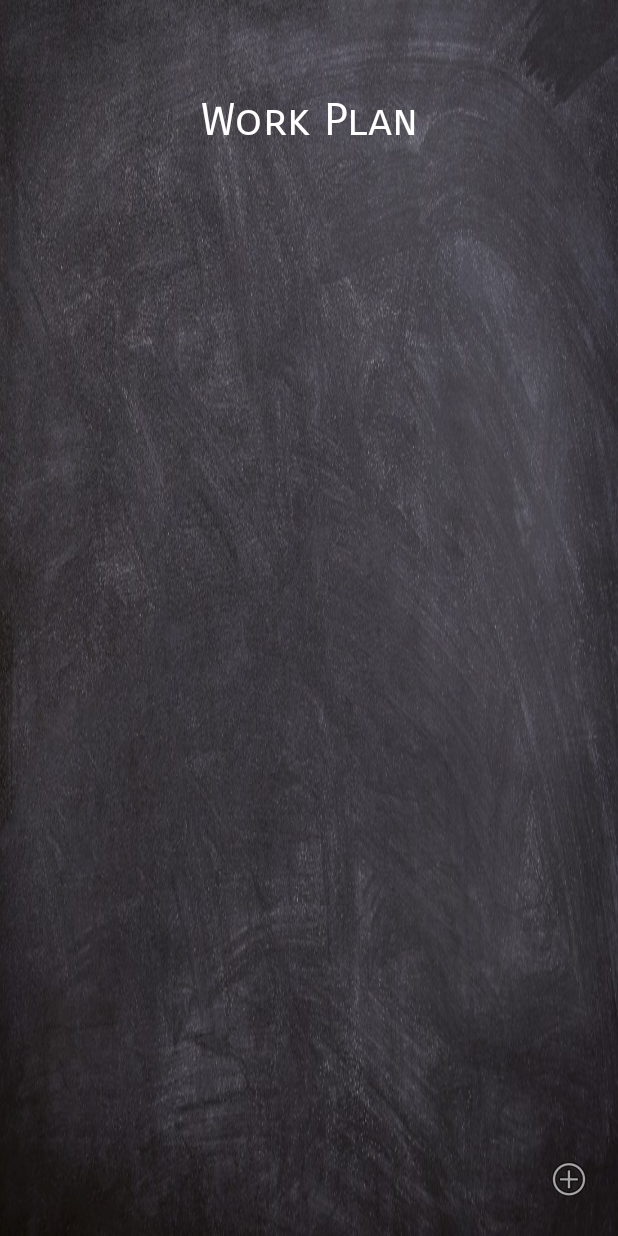
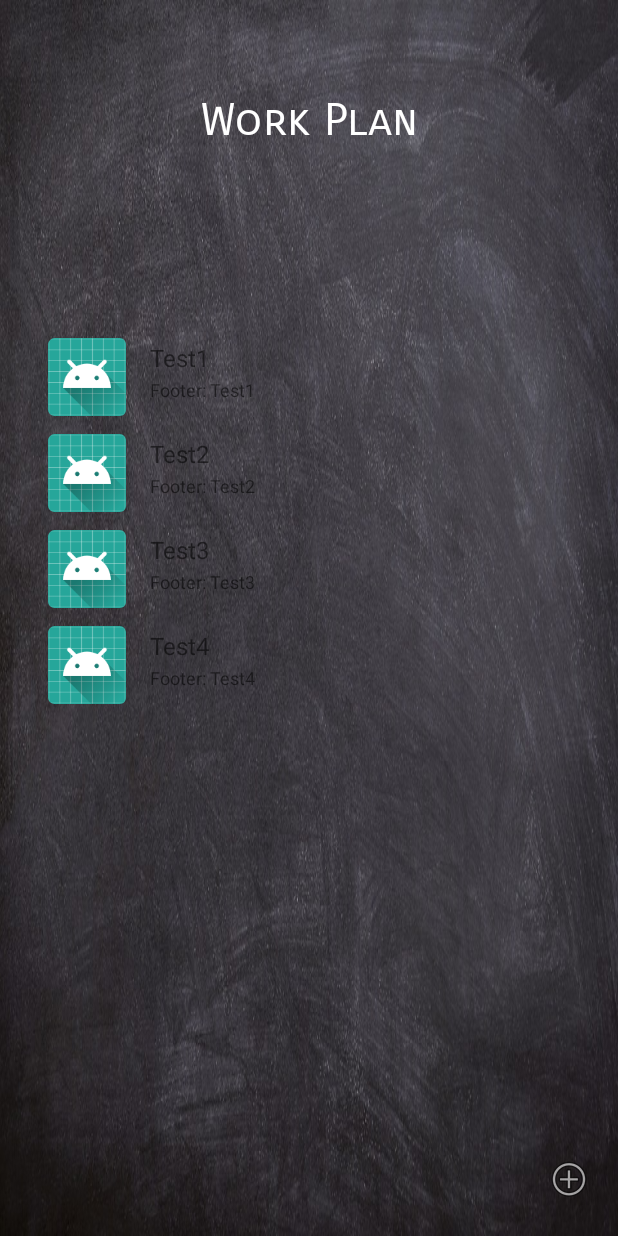
Before and after one commit to Daniel091/GameofChores, an Android app: the WorkPlanActivity screen opened directly, with no data from a screen before it, on a phone screen of 412 x 824 dp. Run offline under Robolectric (Android 15) with nearby library versions, the phone set to English and light mode, and no system bars.

Commit message:
Adds recycle view test implementation2

```diff
--- a/app/src/main/java/sbd/pemgami/MyAdapter.java
+++ b/app/src/main/java/sbd/pemgami/MyAdapter.java
@@ -17,9 +17,9 @@ public class MyAdapter extends RecyclerView.Adapter<MyAdapter.ViewHolder> {
     // you provide access to all the views for a data item in a view holder
     public class ViewHolder extends RecyclerView.ViewHolder {
         // each data item is just a string in this case
-        public TextView txtHeader;
-        public TextView txtFooter;
-        public View layout;
+        private TextView txtHeader;
+        private TextView txtFooter;
+        private View layout;
 
         public ViewHolder(View v) {
             super(v);
--- a/app/src/main/java/sbd/pemgami/WorkPlanActivity.java
+++ b/app/src/main/java/sbd/pemgami/WorkPlanActivity.java
@@ -26,21 +26,13 @@ public class WorkPlanActivity extends AppCompatActivity {
         Toolbar toolbar = (Toolbar) findViewById(R.id.toolbar);
         setSupportActionBar(toolbar);
 
-        FloatingActionButton fab = (FloatingActionButton) findViewById(R.id.fab);
-        fab.setOnClickListener(new View.OnClickListener() {
-            @Override
-            public void onClick(View view) {
-                Snackbar.make(view, "Replace with your own action", Snackbar.LENGTH_LONG)
-                        .setAction("Action", null).show();
-            }
-        });
-
         mlist.add("Test1");
         mlist.add("Test2");
         mlist.add("Test3");
         mlist.add("Test4");
 
-        mLayoutManager = new LinearLayoutManager(this);
+        mRecyclerView = findViewById(R.id.my_recycler_view);
+        mLayoutManager = new LinearLayoutManager(getApplicationContext());
         mRecyclerView.setLayoutManager(mLayoutManager);
 
         // specify an adapter (see also next example)
--- a/app/src/main/res/layout/workplan_overview.xml
+++ b/app/src/main/res/layout/workplan_overview.xml
@@ -50,7 +50,7 @@
         android:layout_marginTop="8dp"
         android:fontFamily="sans-serif-smallcaps"
         android:gravity="center"
-        android:text="Work Plan"
+        android:text="@string/work_plan"
         android:textColor="#ffffff"
         android:textSize="30dp"
         app:layout_constraintBottom_toBottomOf="parent"
--- a/app/src/main/res/values/strings.xml
+++ b/app/src/main/res/values/strings.xml
@@ -25,4 +25,5 @@
     <string name="debug_logout">Debug Logout</string>
     <string name="debug_clear_sharedpreferences">Debug Clear SharedPreferences and Logout</string>
     <string name="title_activity_work_plan">WorkPlanActivity</string>
+    <string name="work_plan">Work Plan</string>
 </resources>
```
